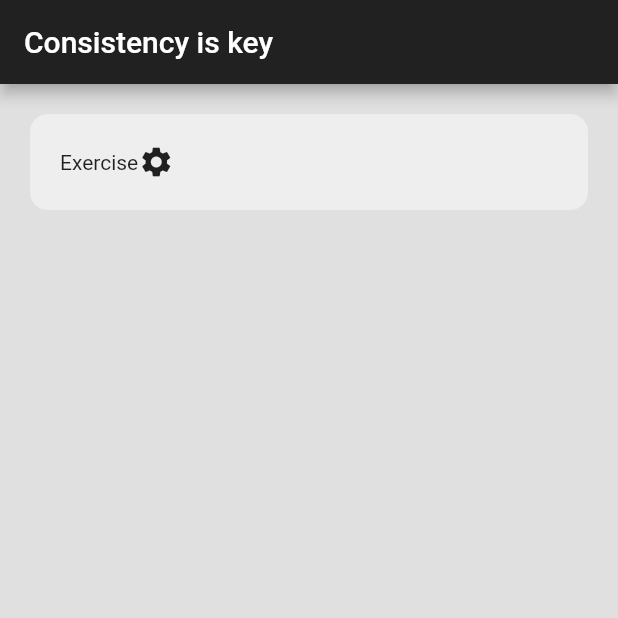
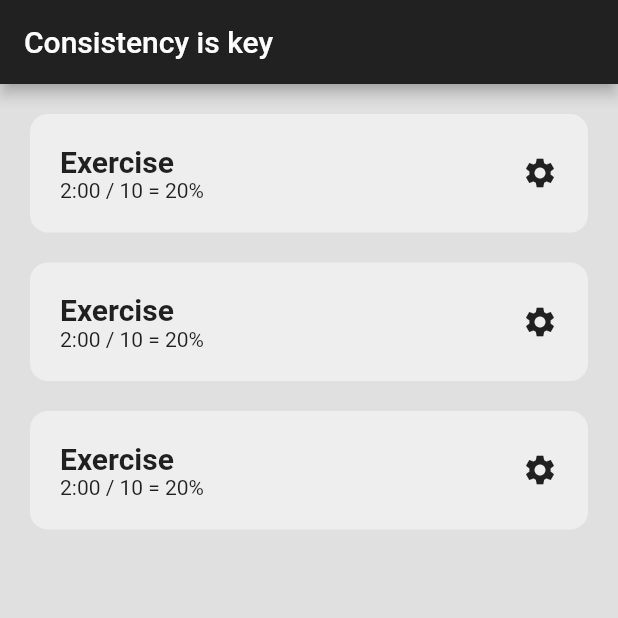
Before and after one commit to mrojasb2000/flutter_habit_tracker, a Flutter app: the screen it shows after launch, on a phone screen of 412 x 824 dp, the top half of it. Run offline on Flutter 3.47's test engine with Material 2 defaults, Android fonts, the phone set to English and light mode, and no system bars.

Commit message:
feat: add habit component

```diff
--- a/lib/home_page.dart
+++ b/lib/home_page.dart
@@ -1,4 +1,5 @@
 import 'package:flutter/material.dart';
+import 'package:flutter_habit_tracker/util/habit_tile.dart';
 
 class HomePage extends StatefulWidget {
   const HomePage({Key? key}) : super(key: key);
@@ -18,22 +19,10 @@ class _HomePageState extends State<HomePage> {
           centerTitle: false,
         ),
         body: Column(
-          children: [
-            Padding(
-              padding: const EdgeInsets.all(20.0),
-              child: Container(
-                  padding: const EdgeInsets.all(20),
-                  decoration: BoxDecoration(
-                    color: Colors.grey[200],
-                    borderRadius: BorderRadius.circular(12),
-                  ),
-                  child: Row(
-                    children: const [
-                      Text('Exercise'),
-                      Icon(Icons.settings),
-                    ],
-                  )),
-            )
+          children: const [
+            HabitTile(),
+            HabitTile(),
+            HabitTile(),
           ],
         ));
   }
--- /dev/null
+++ b/lib/util/habit_tile.dart
@@ -0,0 +1,38 @@
+import 'package:flutter/material.dart';
+
+class HabitTile extends StatelessWidget {
+  const HabitTile({Key? key}) : super(key: key);
+
+  @override
+  Widget build(BuildContext context) {
+    return Padding(
+      padding: const EdgeInsets.only(left: 20.0, right: 20.0, top: 20.0),
+      child: Container(
+          padding: const EdgeInsets.all(20),
+          decoration: BoxDecoration(
+            color: Colors.grey[200],
+            borderRadius: BorderRadius.circular(12),
+          ),
+          child: Row(
+            mainAxisAlignment: MainAxisAlignment.spaceBetween,
+            children: [
+              Column(
+                  crossAxisAlignment: CrossAxisAlignment.start,
+                  children: const [
+                    // Habit
+                    Text(
+                      'Exercise',
+                      style: TextStyle(
+                        fontWeight: FontWeight.bold,
+                        fontSize: 20,
+                      ),
+                    ),
+                    // Progress
+                    Text('2:00 / 10 = 20%'),
+                  ]),
+              Icon(Icons.settings),
+            ],
+          )),
+    );
+  }
+}
```
